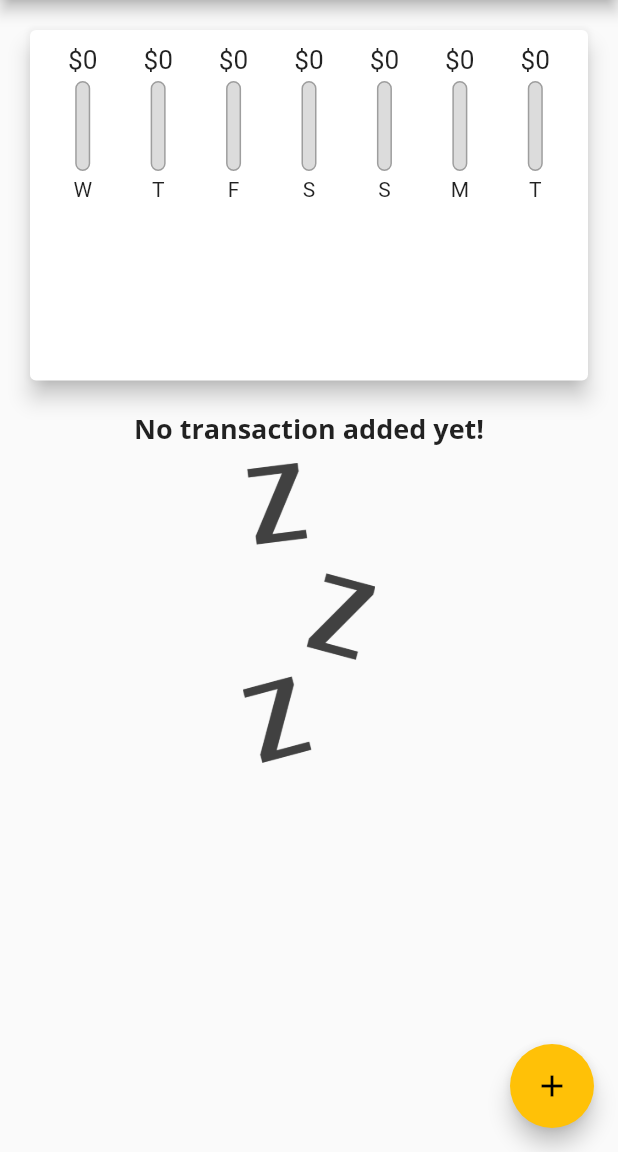
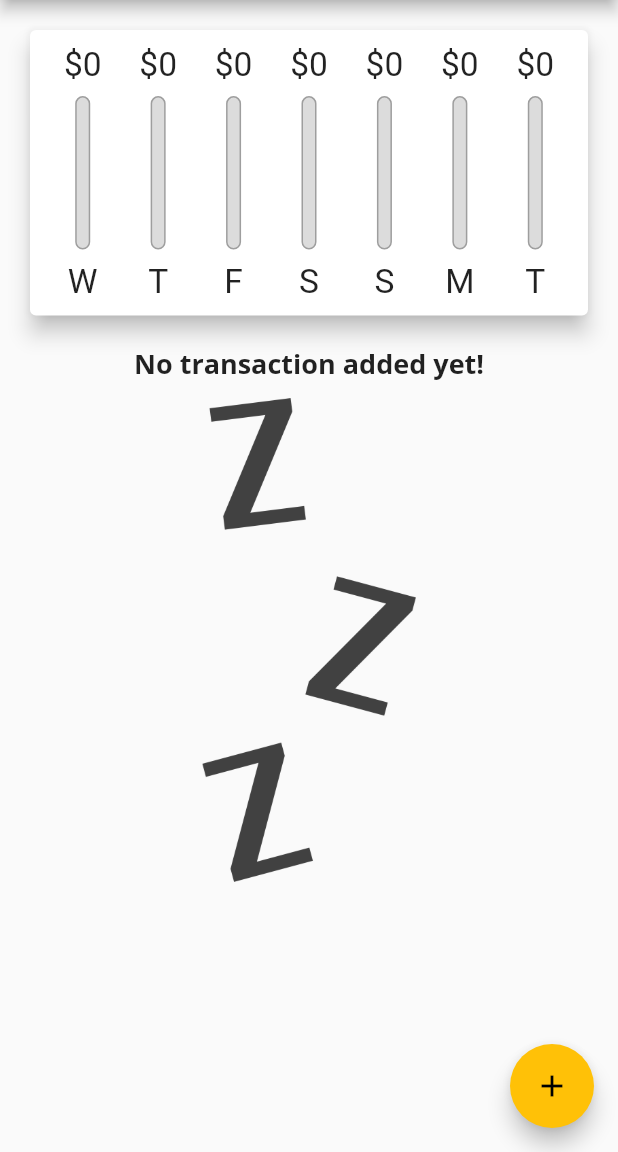
Before and after one commit to Alent101/spending_app, a Flutter app: the screen it shows after launch, on a phone screen of 412 x 824 dp, the part 84-1236 px from its top. Run offline on Flutter 3.47's test engine with Material 2 defaults, Android fonts, the phone set to English and light mode, and no system bars; our stand-ins replace universal_platform.

Commit message:
Adaptive Design

```diff
--- a/lib/main.dart
+++ b/lib/main.dart
@@ -1,4 +1,7 @@
+import 'package:flutter/cupertino.dart';
+import 'package:universal_platform/universal_platform.dart';
 import 'package:flutter/material.dart';
+import 'package:flutter/services.dart';
 import 'package:intl/intl.dart';
 import 'package:spending_app/widgets/chart.dart';
 import 'package:spending_app/widgets/new_transaction.dart';
@@ -6,6 +9,12 @@ import 'package:spending_app/widgets/transaction_list.dart';
 import 'models/transaction.dart';
 
 void main() {
+  //強迫設置方向
+  // WidgetsFlutterBinding.ensureInitialized();
+  // SystemChrome.setPreferredOrientations([
+  //   DeviceOrientation.portraitUp,
+  //   DeviceOrientation.portraitDown,
+  // ]);
   runApp(MyApp());
 }
 
@@ -50,8 +59,10 @@ class MyHomePage extends StatefulWidget {
 }
 
 class _MyHomePageState extends State<MyHomePage> {
+  //開支列表
   final List<Transaction> _userTransactions = [];
 
+  //取得當前7天內開支
   List<Transaction> get _recentTransactions {
     return _userTransactions
         .where(
@@ -59,6 +70,10 @@ class _MyHomePageState extends State<MyHomePage> {
         .toList();
   }
 
+  //switch元件使用，用於是否顯示圖表
+  bool _showChart = false;
+
+  //新增交易
   void _addNewTransaction(String title, double amount, DateTime chosenDate) {
     final newTx = Transaction(
       id: DateFormat().format(DateTime.now()),
@@ -72,6 +87,7 @@ class _MyHomePageState extends State<MyHomePage> {
     });
   }
 
+  //彈出新增交易Dialog
   void _startAddNewTransaction(BuildContext context) {
     showModalBottomSheet(
         context: context,
@@ -80,6 +96,7 @@ class _MyHomePageState extends State<MyHomePage> {
         });
   }
 
+  //刪除交易
   void _deleteTransaction(String id) {
     setState(() {
       _userTransactions.removeWhere((tx) => tx.id == id);
@@ -88,38 +105,99 @@ class _MyHomePageState extends State<MyHomePage> {
 
   @override
   Widget build(BuildContext context) {
-    Size size = MediaQuery.of(context).size;
+    //取得螢幕尺寸
+    final mediaQuery = MediaQuery.of(context);
+
+    //判斷是否為橫向模式
+    final isLandscape = mediaQuery.orientation == Orientation.landscape;
+
+    //AppBar元件
     final appBar = AppBar(
       title: Text(widget.title),
       actions: [
         IconButton(
           icon: Icon(Icons.add),
           onPressed: () => _startAddNewTransaction(context),
-        )
+        ),
       ],
     );
-
-    return Scaffold(
-      appBar: appBar,
-      floatingActionButton: FloatingActionButton(
-        child: Icon(Icons.add),
-        onPressed: () => _startAddNewTransaction(context),
-      ),
-      body: ListView(
+    //ios風格 AppBar
+    final navigationBar = CupertinoNavigationBar(
+      middle: Text(widget.title),
+      trailing: Row(
+        mainAxisSize: MainAxisSize.min,
         children: [
-          Container(
-            height: (size.height * 0.4) - appBar.preferredSize.height,
-            child: Chart(recentTransactions: _recentTransactions),
+          GestureDetector(
+            child: Icon(CupertinoIcons.add),
+            onTap: () => _startAddNewTransaction(context),
           ),
-          Container(
-            height: (size.height * 0.6) - appBar.preferredSize.height,
-            child: TransactionList(
-              transactions: _userTransactions,
-              deleteHandler: _deleteTransaction,
-            ),
-          )
         ],
       ),
     );
+
+    //交易列表元件
+    final txListWidget = Container(
+      height: (mediaQuery.size.height - appBar.preferredSize.height) * 0.7,
+      child: TransactionList(
+        transactions: _userTransactions,
+        deleteHandler: _deleteTransaction,
+      ),
+    );
+
+    final pageBody = SafeArea(
+      child: ListView(
+        children: [
+          if (isLandscape)
+            Row(
+              mainAxisAlignment: MainAxisAlignment.end,
+              children: [
+                Text(
+                  'Show hart',
+                  style: Theme.of(context).textTheme.headline6,
+                ),
+                Switch.adaptive(
+                    activeColor: Theme.of(context).accentColor,
+                    value: _showChart,
+                    onChanged: (val) {
+                      setState(() {
+                        _showChart = val;
+                      });
+                    })
+              ],
+            ),
+          if (isLandscape)
+            _showChart
+                ? Container(
+                    height:
+                        (mediaQuery.size.height - appBar.preferredSize.height) *
+                            0.7,
+                    child: Chart(recentTransactions: _recentTransactions),
+                  )
+                : txListWidget,
+          if (!isLandscape)
+            Container(
+              height:
+                  (mediaQuery.size.height - appBar.preferredSize.height) * 0.3,
+              child: Chart(recentTransactions: _recentTransactions),
+            ),
+          if (!isLandscape) txListWidget,
+        ],
+      ),
+    );
+    ;
+
+    return UniversalPlatform.isIOS
+        ? CupertinoPageScaffold(
+            navigationBar: navigationBar,
+            child: pageBody,
+          )
+        : Scaffold(
+            appBar: appBar,
+            floatingActionButton: FloatingActionButton(
+              child: Icon(Icons.add),
+              onPressed: () => _startAddNewTransaction(context),
+            ),
+            body: pageBody,
+          );
   }
 }
--- a/lib/widgets/chart_bar.dart
+++ b/lib/widgets/chart_bar.dart
@@ -14,17 +14,18 @@ class ChartBar extends StatelessWidget {
 
   @override
   Widget build(BuildContext context) {
+    return LayoutBuilder(builder: (context, constraint) {
       return Column(
         children: [
           Container(
-            height: 20,
+              height: constraint.maxHeight * 0.15,
               child: FittedBox(
                   child: Text('\$${spendingAmount.toStringAsFixed(0)}'))),
           SizedBox(
-          height: 4,
+            height: constraint.maxHeight * 0.05,
           ),
           Container(
-          height: 60,
+            height: constraint.maxHeight * 0.6,
             width: 10,
             child: Stack(
               children: [
@@ -48,10 +49,14 @@ class ChartBar extends StatelessWidget {
             ),
           ),
           SizedBox(
-          height: 4,
+            height: constraint.maxHeight * 0.05,
           ),
-        Text('$label'),
+          Container(
+            height: constraint.maxHeight * 0.15,
+            child: FittedBox(child: Text('$label')),
+          ),
         ],
       );
+    });
   }
 }
--- a/lib/widgets/new_transaction.dart
+++ b/lib/widgets/new_transaction.dart
@@ -40,10 +40,16 @@ class _NewTransactionState extends State<NewTransaction> {
 
   @override
   Widget build(BuildContext context) {
-    return Card(
+    return SingleChildScrollView(
+      child: Card(
         elevation: 5,
         child: Container(
-        padding: EdgeInsets.all(10),
+          padding: EdgeInsets.only(
+            top: 10,
+            right: 10,
+            left: 10,
+            bottom: MediaQuery.of(context).viewInsets.bottom + 10,
+          ),
           child: Column(
             crossAxisAlignment: CrossAxisAlignment.end,
             children: [
@@ -88,6 +94,7 @@ class _NewTransactionState extends State<NewTransaction> {
             ],
           ),
         ),
+      ),
     );
   }
 }
--- a/lib/widgets/transaction_list.dart
+++ b/lib/widgets/transaction_list.dart
@@ -12,8 +12,11 @@ class TransactionList extends StatelessWidget {
 
   @override
   Widget build(BuildContext context) {
+    Size size = MediaQuery.of(context).size;
+
     return transactions.isEmpty
-        ? Column(
+        ? LayoutBuilder(builder: (context, constraint) {
+            return Column(
               children: [
                 Text(
                   'No transaction added yet!',
@@ -23,14 +26,15 @@ class TransactionList extends StatelessWidget {
                   height: 10,
                 ),
                 Container(
-                height: 200,
+                  height: constraint.maxHeight * 0.6,
                   child: Image.asset(
                     'assets/images/waiting.png',
                     fit: BoxFit.cover,
                   ),
                 ),
               ],
-          )
+            );
+          })
         : ListView.builder(
             itemCount: transactions.length,
             itemBuilder: (context, idx) {
@@ -56,7 +60,15 @@ class TransactionList extends StatelessWidget {
                     DateFormat('yyyy/MM/dd').format(transactions[idx].date),
                     style: TextStyle(color: Colors.grey),
                   ),
-                  trailing: IconButton(
+                  trailing: size.width > 460
+                      ? TextButton.icon(
+                          icon: Icon(Icons.delete),
+                          style: TextButton.styleFrom(
+                              primary: Theme.of(context).errorColor),
+                          label: Text('Delete'),
+                          onPressed: () => deleteHandler(transactions[idx].id),
+                        )
+                      : IconButton(
                           icon: Icon(Icons.delete),
                           iconSize: 40,
                           color: Theme.of(context).errorColor,
--- a/pubspec.yaml
+++ b/pubspec.yaml
@@ -29,6 +29,7 @@ dependencies:
   # Use with the CupertinoIcons class for iOS style icons.
   cupertino_icons: ^1.0.2
   intl: ^0.17.0
+  universal_platform: ^1.0.0+1
 
 dev_dependencies:
   flutter_test:
```
Also changed, not shown: pubspec.lock. Lines whose indentation alone changed are shown as unchanged.
